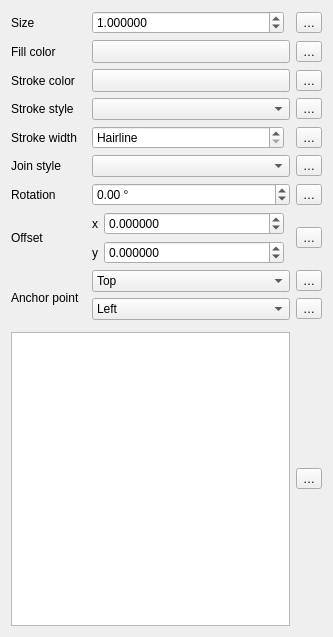
Qt form src/ui/symbollayer/widget_simplemarker.ui (qgis/QGIS) before a commit.
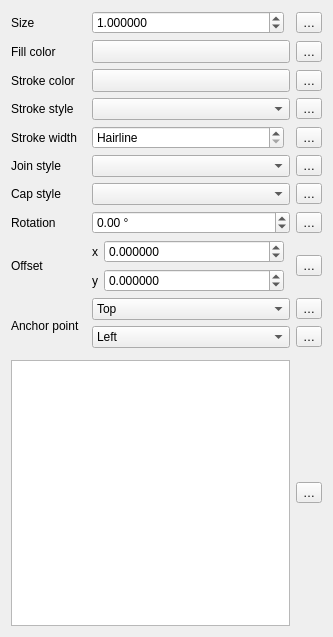
The same form after that commit. Custom widgets are drawn as their Qt base class.

Commit message:
[feature] Allow pen cap style to be set for simple marker symbol layers
This is useful for the stroke-only symbols like the cross and arrowhead
markers, where it's sometimes nice to have round caps instead of square
caps.

What changed in the file:
```diff
--- a/src/ui/symbollayer/widget_simplemarker.ui
+++ b/src/ui/symbollayer/widget_simplemarker.ui
@@ -503,31 +503,51 @@
      </property>
     </widget>
    </item>
+   <item row="10" column="0">
+    <widget class="QLabel" name="label_9">
+     <property name="text">
+      <string>Cap style</string>
+     </property>
+     <property name="alignment">
+      <set>Qt::AlignLeading|Qt::AlignLeft|Qt::AlignVCenter</set>
+     </property>
+    </widget>
+   </item>
+   <item row="10" column="2">
+    <widget class="QgsPenCapStyleComboBox" name="cboCapStyle"/>
+   </item>
+   <item row="10" column="4">
+    <widget class="QgsPropertyOverrideButton" name="mCapStyleDDBtn">
+     <property name="text">
+      <string>…</string>
+     </property>
+    </widget>
+   </item>
   </layout>
  </widget>
  <customwidgets>
-  <customwidget>
-   <class>QgsColorButton</class>
-   <extends>QToolButton</extends>
-   <header>qgscolorbutton.h</header>
-   <container>1</container>
-  </customwidget>
-  <customwidget>
-   <class>QgsPropertyOverrideButton</class>
-   <extends>QToolButton</extends>
-   <header>qgspropertyoverridebutton.h</header>
-  </customwidget>
   <customwidget>
    <class>QgsDoubleSpinBox</class>
    <extends>QDoubleSpinBox</extends>
    <header>qgsdoublespinbox.h</header>
   </customwidget>
+  <customwidget>
+   <class>QgsPropertyOverrideButton</class>
+   <extends>QToolButton</extends>
+   <header>qgspropertyoverridebutton.h</header>
+  </customwidget>
   <customwidget>
    <class>QgsUnitSelectionWidget</class>
    <extends>QWidget</extends>
    <header>qgsunitselectionwidget.h</header>
    <container>1</container>
   </customwidget>
+  <customwidget>
+   <class>QgsColorButton</class>
+   <extends>QToolButton</extends>
+   <header>qgscolorbutton.h</header>
+   <container>1</container>
+  </customwidget>
   <customwidget>
    <class>QgsPenJoinStyleComboBox</class>
    <extends>QComboBox</extends>
@@ -538,6 +558,11 @@
    <extends>QComboBox</extends>
    <header>qgspenstylecombobox.h</header>
   </customwidget>
+  <customwidget>
+   <class>QgsPenCapStyleComboBox</class>
+   <extends>QComboBox</extends>
+   <header>qgspenstylecombobox.h</header>
+  </customwidget>
  </customwidgets>
  <tabstops>
   <tabstop>spinSize</tabstop>
```
Left out of the diff: 2 changed lines with no effect on the pictures. The commit also changes 7 other files.
